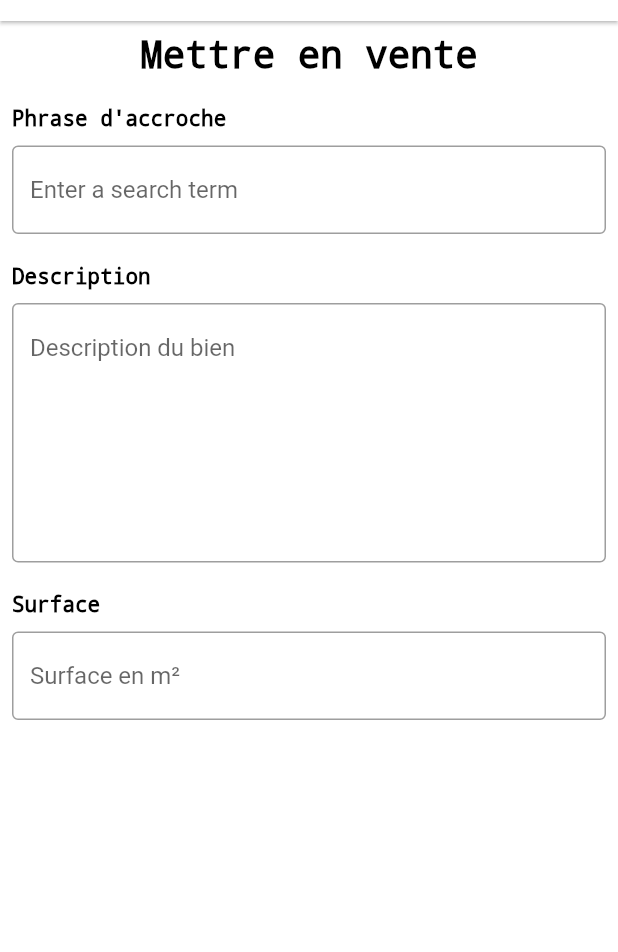
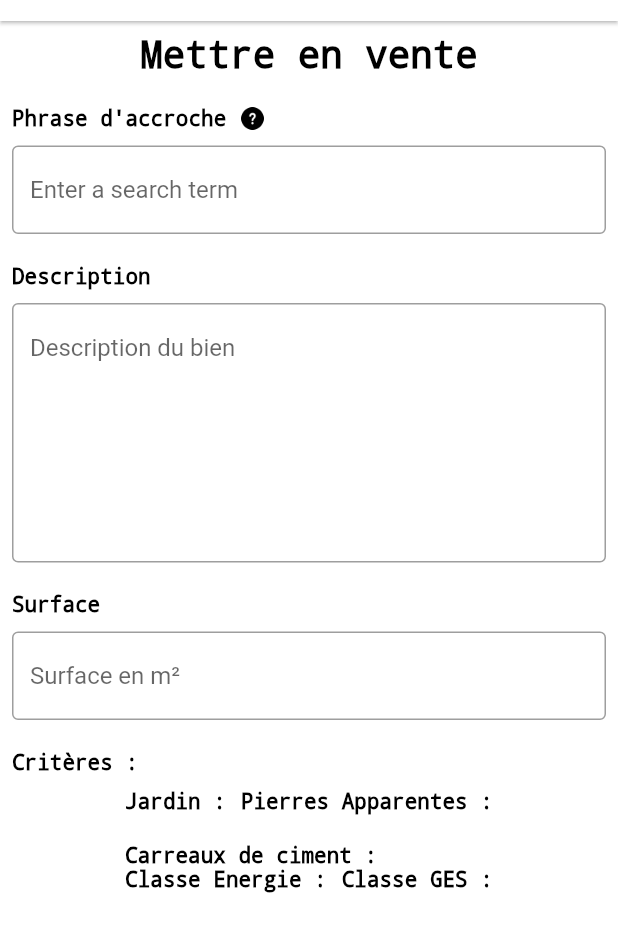
Before and after one commit to LeoPhilip33/patate, a Flutter app: the screen it shows after launch, on a phone screen of 412 x 824 dp, the part 63-1015 px from its top. Run offline on Flutter 3.47's test engine with Material 2 defaults, Android fonts, the phone set to English and light mode, and no system bars; our stand-ins replace flutter_map, flutter_svg, latlong, smooth_star_rating; missing offline and left inert: flutter_map_marker_popup.

Commit message:
save work

```diff
--- a/lib/pages/vente/components/body.dart
+++ b/lib/pages/vente/components/body.dart
@@ -20,16 +20,32 @@ class Vente extends StatelessWidget {
           Column(
             children: [
               // Phrase d'accroche
-              const Align(
+              Align(
                   alignment: Alignment.topLeft,
                   child: Padding(
                       padding: EdgeInsets.only(bottom: 10.0, top: 20.0),
-                      child: Text('Phrase d\'accroche',
-                          style: TextStyle(
-                            color: Colors.black,
-                            decoration: TextDecoration.none,
-                            fontSize: 14,
-                          )))),
+                      child: Row(
+                        mainAxisAlignment: MainAxisAlignment.start,
+                        children: [
+                          Padding(
+                            padding: EdgeInsets.only(right: 10.0),
+                            child: Text('Phrase d\'accroche',
+                                style: TextStyle(
+                                  color: Colors.black,
+                                  decoration: TextDecoration.none,
+                                  fontSize: 14,
+                                )),
+                          ),
+                          Tooltip(
+                            message: "temessagemessagemessagest",
+                            child: Image.asset(
+                              'assets/images/help.png',
+                              height: 15,
+                              width: 15,
+                            ),
+                          )
+                        ],
+                      ))),
               const TextField(
                   decoration: const InputDecoration(
                       border: OutlineInputBorder(),
@@ -71,6 +87,71 @@ class Vente extends StatelessWidget {
                   decoration: const InputDecoration(
                       border: OutlineInputBorder(), hintText: 'Surface en m²')),
               // FIN Surface
+
+              // Critères
+              const Align(
+                  alignment: Alignment.topLeft,
+                  child: Padding(
+                      padding: EdgeInsets.only(bottom: 10.0, top: 20.0),
+                      child: Text('Critères :',
+                          style: TextStyle(
+                            color: Colors.black,
+                            decoration: TextDecoration.none,
+                            fontSize: 14,
+                          )))),
+              Wrap(
+                spacing: 10.0,
+                runSpacing: 20.0,
+                children: [
+                  Container(
+                    child: Text('Jardin :',
+                        style: TextStyle(
+                          color: Colors.black,
+                          decoration: TextDecoration.none,
+                          fontSize: 14,
+                        )),
+                  ),
+                  Container(
+                    child: Text('Pierres Apparentes :',
+                        style: TextStyle(
+                          color: Colors.black,
+                          decoration: TextDecoration.none,
+                          fontSize: 14,
+                        )),
+                  ),
+                  Container(
+                    child: Text('Carreaux de ciment :',
+                        style: TextStyle(
+                          color: Colors.black,
+                          decoration: TextDecoration.none,
+                          fontSize: 14,
+                        )),
+                  )
+                ],
+              ),
+              Wrap(
+                spacing: 10.0,
+                runSpacing: 20.0,
+                children: [
+                  Container(
+                    child: Text('Classe Energie :',
+                        style: TextStyle(
+                          color: Colors.black,
+                          decoration: TextDecoration.none,
+                          fontSize: 14,
+                        )),
+                  ),
+                  Container(
+                    child: Text('Classe GES :',
+                        style: TextStyle(
+                          color: Colors.black,
+                          decoration: TextDecoration.none,
+                          fontSize: 14,
+                        )),
+                  ),
+                ],
+              ),
+              // FIN Critères
             ],
           ),
         ],
```
Also changed, not shown: assets/images/help.png (added).
